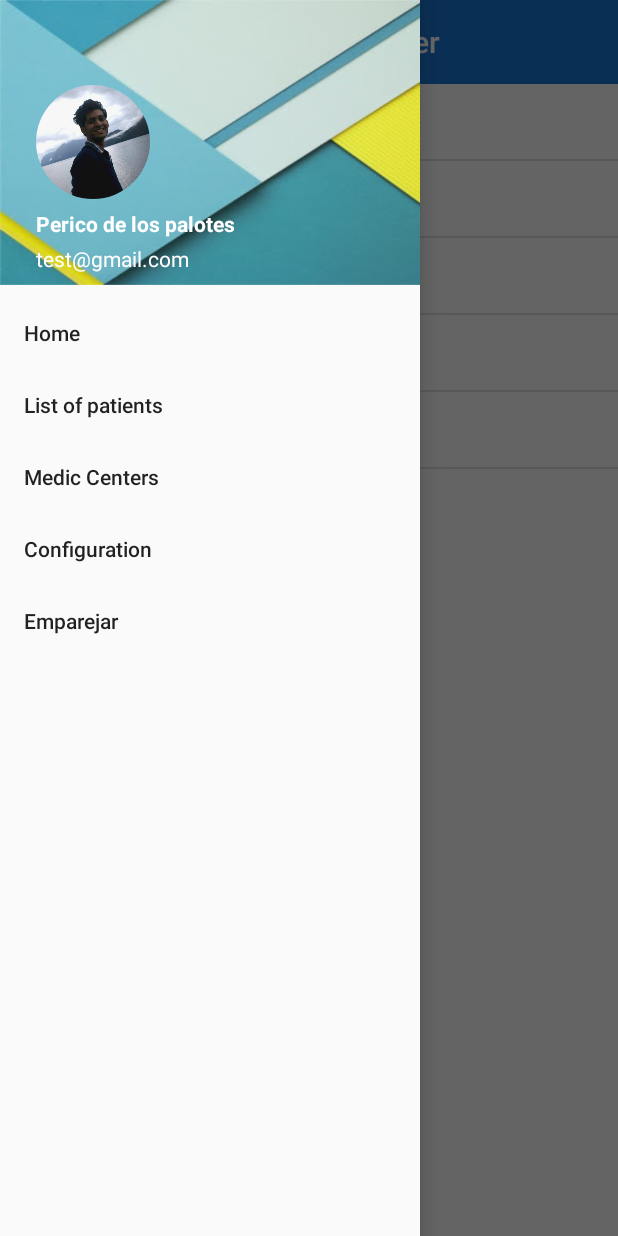
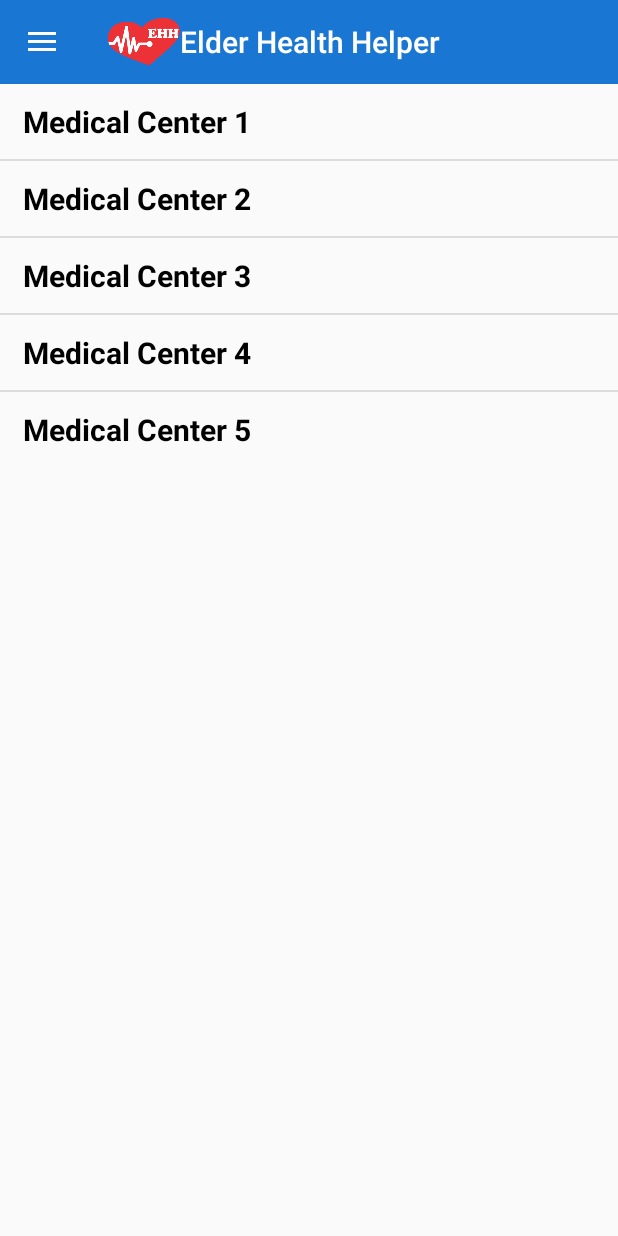
Before and after one commit to Health-Helpers/Elder-Health-Helper, an Android app: the MainActivity screen opened directly, with no data from a screen before it, in the side drawer, after a tap on "Medic Centers", on a phone screen of 412 x 824 dp. Run offline under Robolectric (Android 15) with nearby library versions, the light colour scheme and no system bars.

Commit message:
Added Medical Centers List Adapter

```diff
--- a/app/src/main/AndroidManifest.xml
+++ b/app/src/main/AndroidManifest.xml
@@ -1,7 +1,6 @@
 <?xml version="1.0" encoding="utf-8"?>
 <manifest xmlns:android="http://schemas.android.com/apk/res/android"
-    package="com.hh.ehh"
-    android:installLocation="preferExternal">
+    package="com.hh.ehh">
 
     <uses-permission android:name="android.permission.READ_PHONE_STATE"/>
     <uses-permission android:name="android.permission.ACCESS_NETWORK_STATE" />
--- /dev/null
+++ b/app/src/main/java/com/hh/ehh/adapters/MedicalCenterAdapter.java
@@ -0,0 +1,71 @@
+package com.hh.ehh.adapters;
+
+import android.content.Context;
+import android.view.LayoutInflater;
+import android.view.View;
+import android.view.ViewGroup;
+import android.widget.BaseAdapter;
+import android.widget.TextView;
+
+import com.hh.ehh.R;
+
+import java.util.ArrayList;
+import java.util.List;
+
+
+public class MedicalCenterAdapter extends BaseAdapter {
+
+    private List<String> patients;
+    private Context context;
+
+    public MedicalCenterAdapter(Context context) {
+        this.context = context;
+        this.patients = new ArrayList<>();
+    }
+
+    public MedicalCenterAdapter(Context context, List<String> list) {
+        this.context = context;
+        this.patients = list;
+    }
+
+
+    @Override
+    public int getCount() {
+        return patients.size();
+    }
+
+    @Override
+    public Object getItem(int position) {
+        return patients.get(position);
+    }
+
+    @Override
+    public long getItemId(int position) {
+        return 0;
+    }
+
+    @Override
+    public View getView(int position, View convertView, ViewGroup parent) {
+        View view = convertView;
+        MedicalCenterHolder holder;
+        if(view == null){
+            LayoutInflater inflater = (LayoutInflater) context
+                    .getSystemService(Context.LAYOUT_INFLATER_SERVICE);
+            view = inflater.inflate(R.layout.responsible_medical_center_list_item, parent, false);
+            holder = new MedicalCenterHolder();
+            holder.name = (TextView) view.findViewById(R.id.text_view_medical_center);
+            view.setTag(holder);
+        }else {
+            holder = (MedicalCenterHolder) view.getTag();
+        }
+
+        String medicalCenter = (String) this.getItem(position);
+
+        holder.name.setText(medicalCenter);
+        return view;
+    }
+
+    private static class MedicalCenterHolder{
+        TextView name;
+    }
+}
--- a/app/src/main/java/com/hh/ehh/responsible/MainActivity.java
+++ b/app/src/main/java/com/hh/ehh/responsible/MainActivity.java
@@ -29,7 +29,6 @@ public class MainActivity extends AppCompatActivity {
     protected DrawerLayout drawerLayout;
     protected FragmentStackManager fragmentStackManager;
     private NavigationView navigationView;
-    private ResponsibleHomeFragment responsibleHomeFragment;
 
     @Override
     protected void onCreate(Bundle savedInstanceState) {
@@ -37,9 +36,7 @@ public class MainActivity extends AppCompatActivity {
         setContentView(R.layout.responsible_activity_main);
         setRequestedOrientation(ActivityInfo.SCREEN_ORIENTATION_PORTRAIT);
         initView();
-        responsibleHomeFragment = new ResponsibleHomeFragment();
         fragmentStackManager = FragmentStackManager.getInstance(this);
-        fragmentStackManager.loadFragment(responsibleHomeFragment,R.id.responsiblePatientFrame);
         toolbar.setLogo(R.mipmap.ic_ehh);
     }
 
@@ -142,6 +139,7 @@ public class MainActivity extends AppCompatActivity {
         item3.setOnMenuItemClickListener(new MenuItem.OnMenuItemClickListener() {
             @Override
             public boolean onMenuItemClick(MenuItem item) {
+                selectItem(3);
                 return true;
             }
         });
@@ -155,15 +153,53 @@ public class MainActivity extends AppCompatActivity {
             }
         });
 
-        MenuItem item5 =  menuView.add("Emparejar");
+       /* MenuItem item5 =  menuView.add("Emparejar");
         item5.setOnMenuItemClickListener(new MenuItem.OnMenuItemClickListener() {
             @Override
             public boolean onMenuItemClick(MenuItem item) {
                 selectItem(5);
                 return true;
             }
-        });
+        });*/
 
+
+//
+//        MenuItem item3 =menuView.add ("Paciente 3");
+//        item3.setOnMenuItemClickListener(new MenuItem.OnMenuItemClickListener() {
+//            @Override
+//            public boolean onMenuItemClick(MenuItem item) {
+//                selectItem(2);
+//                return true;
+//            }
+//        });
+//
+//        MenuItem item4 = menuView.add ("Paciente 4");
+//        item4.setOnMenuItemClickListener(new MenuItem.OnMenuItemClickListener() {
+//            @Override
+//            public boolean onMenuItemClick(MenuItem item) {
+//                selectItem(3);
+//                return true;
+//            }
+//        });
+//
+//        MenuItem item5 = menuView.add("Paciente 5");
+//        item5.setOnMenuItemClickListener(new MenuItem.OnMenuItemClickListener() {
+//            @Override
+//            public boolean onMenuItemClick(MenuItem item) {
+//                selectItem(4);
+//                return true;
+//            }
+//        });
+//
+//        MenuItem item6 =  menuView.add("Paciente 6");
+//        item6.setOnMenuItemClickListener(new MenuItem.OnMenuItemClickListener() {
+//            @Override
+//            public boolean onMenuItemClick(MenuItem item) {
+//                selectItem(5);
+//                return true;
+//            }
+//        });
+//
         return true;
     }
 
@@ -175,28 +211,35 @@ public class MainActivity extends AppCompatActivity {
 
         switch (position)
         {
-            case 1:
-                fragmentStackManager.resetBackStack(responsibleHomeFragment);
             case 2:
                 // update the main content by replacing fragments
                 fragment = new PatientsListFragment();
-                fragmentStackManager.resetBackStack(responsibleHomeFragment,fragment,R.id.responsiblePatientFrame);
+//        Bundle args = new Bundle();
+//        args.putInt(PatientFragment.ARG_PATIENT_NUMBER, position);
+//        fragment.setArguments(args);
+//        fragmentStackManager.resetBackStack(initialFragment,fragment,R.id.content_frame);
+                fragmentStackManager.loadFragment(fragment, R.id.responsiblePatientFrame);
+                closeDrawer();
+                break;
+            case 3:
+                fragment = new MedicalCentersListFragment();
                 fragmentStackManager.loadFragment(fragment, R.id.responsiblePatientFrame);
                 closeDrawer();
                 break;
             case 4:
                 fragment = new ResponsibleSettingsFragment();
-                fragmentStackManager.resetBackStack(responsibleHomeFragment,fragment,R.id.responsiblePatientFrame);
                 fragmentStackManager.loadFragment(fragment, R.id.responsiblePatientFrame);
                 closeDrawer();
                 break;
             case 5:
                 fragment = new ResponsibleBluetoothFragment();
-                fragmentStackManager.resetBackStack(responsibleHomeFragment,fragment,R.id.responsiblePatientFrame);
                 fragmentStackManager.loadFragment(fragment, R.id.responsiblePatientFrame);
                 closeDrawer();
                 break;
         }
+
+
+
     }
 
 
--- /dev/null
+++ b/app/src/main/java/com/hh/ehh/responsible/MedicalCentersListFragment.java
@@ -0,0 +1,68 @@
+package com.hh.ehh.responsible;
+
+import android.os.Bundle;
+import android.support.v4.app.Fragment;
+import android.view.LayoutInflater;
+import android.view.View;
+import android.view.ViewGroup;
+import android.widget.ListAdapter;
+import android.widget.ListView;
+
+import com.hh.ehh.R;
+import com.hh.ehh.adapters.MedicalCenterAdapter;
+import com.hh.ehh.utils.FragmentStackManager;
+
+import java.util.ArrayList;
+import java.util.List;
+
+/**
+ * Created by ivanjosa on 23/11/15.
+ */
+public class MedicalCentersListFragment extends Fragment {
+
+    protected FragmentStackManager fragmentStackManager;
+    private ListView medicalCentersList;
+
+    public MedicalCentersListFragment() {
+        // Empty constructor required for fragment subclasses
+    }
+
+    @Override
+    public View onCreateView(LayoutInflater inflater, ViewGroup container,
+                             Bundle savedInstanceState) {
+        View view = inflater.inflate(R.layout.responsible_medical_centers_list_fragment, container,false);
+        medicalCentersList = (ListView) view.findViewById(R.id.medicalCentersList);
+        return view;
+    }
+
+    @Override
+    public void onActivityCreated(Bundle savedInstanceState) {
+        super.onActivityCreated(savedInstanceState);
+//        setHasOptionsMenu(true);
+//        updateUI();
+        fragmentStackManager = FragmentStackManager.getInstance(getActivity());
+        medicalCentersList.setAdapter(fillAdapter());
+       /* medicalCentersList.setOnItemClickListener(new AdapterView.OnItemClickListener() {
+            @Override
+            public void onItemClick(AdapterView<?> parent, View view, int position, long id) {
+                Patient patient = (Patient) medicalCentersList.getItemAtPosition(position);
+                PatientFragment fragment = new PatientFragment();
+                Bundle args = new Bundle();
+                args.putString(PatientFragment.ARG_PATIENT_NUMBER, patient.getNickName());
+                fragment.setArguments(args);
+                fragmentStackManager.loadFragment(fragment,R.id.responsiblePatientFrame);
+            }
+        });*/
+    }
+
+    private ListAdapter fillAdapter() {
+        List<String> medicalCenters = new ArrayList<>();
+        medicalCenters.add("Medical Center 1");
+        medicalCenters.add("Medical Center 2");
+        medicalCenters.add("Medical Center 3");
+        medicalCenters.add("Medical Center 4");
+        medicalCenters.add("Medical Center 5");
+         return new MedicalCenterAdapter(getActivity(),medicalCenters);
+    }
+
+}
--- /dev/null
+++ b/app/src/main/res/layout-v17/responsible_medical_center_list_item.xml
@@ -0,0 +1,10 @@
+<TextView xmlns:android="http://schemas.android.com/apk/res/android"
+    android:id="@+id/text_view_medical_center"
+    android:layout_width="match_parent"
+    android:layout_height="50dp"
+    android:gravity="center_vertical"
+    android:paddingLeft="15dp"
+    android:textColor="#000000"
+    android:textSize="20sp"
+    android:textStyle="bold">
+</TextView>
--- /dev/null
+++ b/app/src/main/res/layout-v17/responsible_medical_centers_list_fragment.xml
@@ -0,0 +1,13 @@
+<?xml version="1.0" encoding="utf-8"?>
+<RelativeLayout xmlns:android="http://schemas.android.com/apk/res/android"
+    android:layout_width="match_parent" android:layout_height="match_parent">
+    <ListView
+        android:id="@+id/medicalCentersList"
+        android:layout_width="wrap_content"
+        android:layout_height="wrap_content"
+        android:layout_alignParentLeft="true"
+        android:layout_alignParentStart="true"
+        android:layout_margin="0dp"
+        android:focusable="false"
+        android:focusableInTouchMode="false" />
+</RelativeLayout>
--- a/app/src/main/res/layout/header.xml
+++ b/app/src/main/res/layout/header.xml
@@ -27,7 +27,7 @@
         android:layout_alignStart="@+id/profile_image"
         android:gravity="left"
         android:paddingBottom="4dp"
-        android:text="Perico de los palotes"
+        android:text="Pedro Perez"
         android:textColor="#FFF"
         android:textSize="14sp"
         android:textStyle="bold" />
```
Also changed, not shown: app/src/main/res/layout/responsible_settings_fragment.xml (+14 -15 lines).
